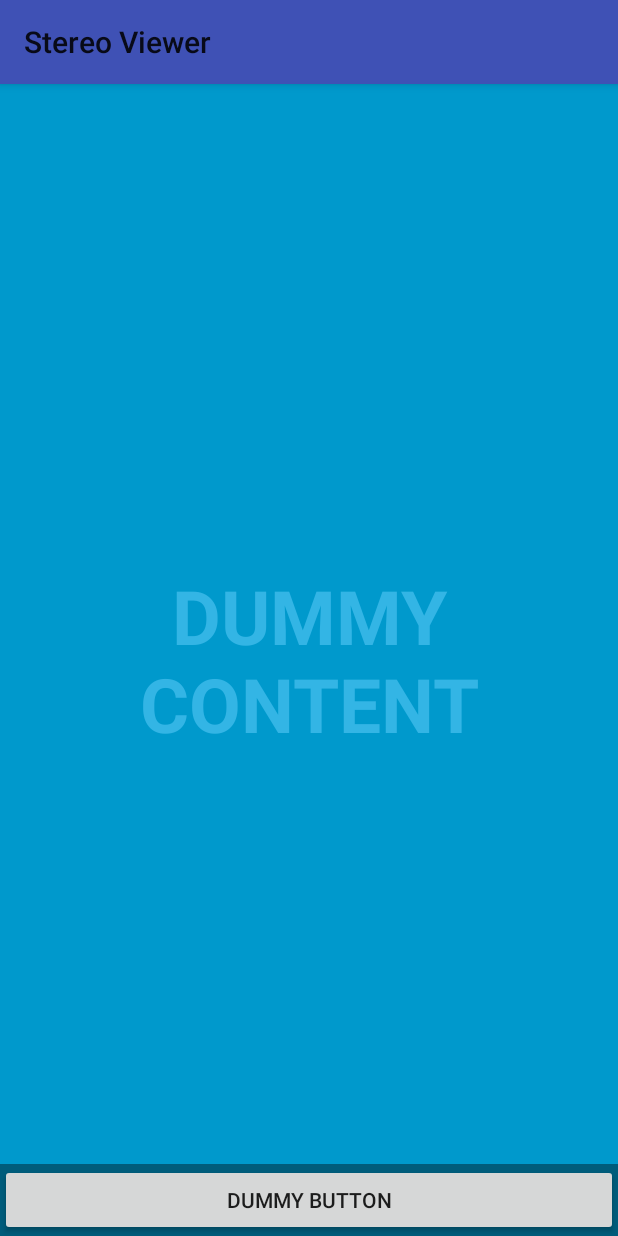
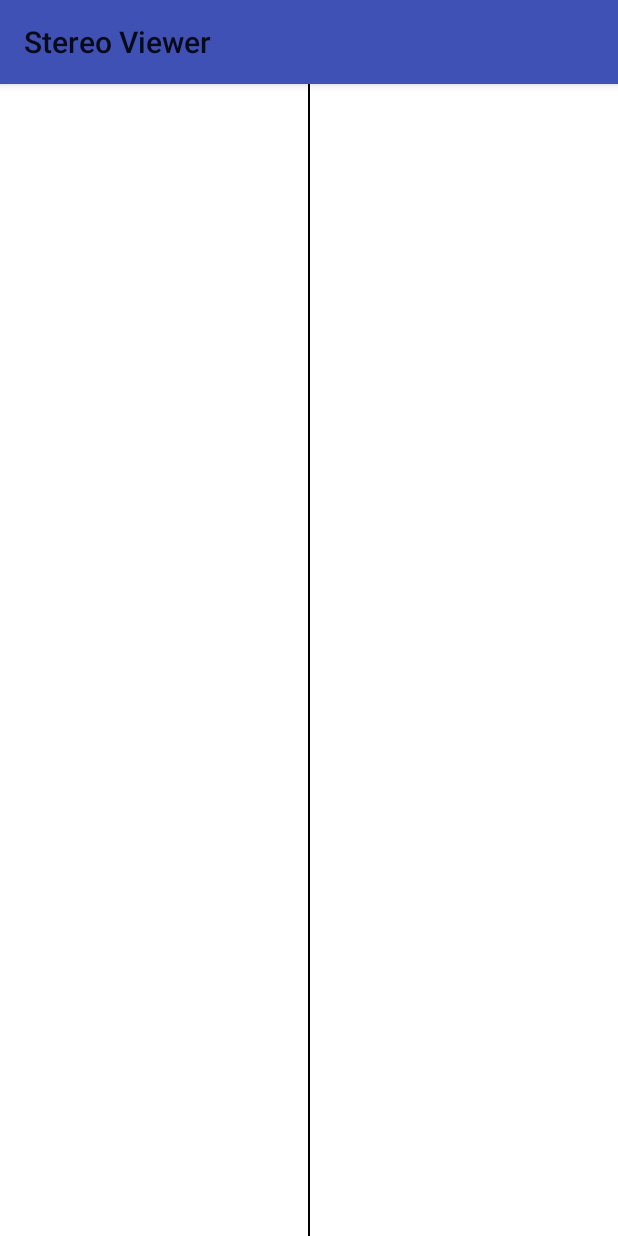
Before and after one commit to ribbons/StereoViewer, an Android app: the layout activity_view.xml on its own in the app's theme, with its tools: preview values and no code run, on a phone screen of 412 x 824 dp. Run offline under Robolectric (Android 15) with nearby library versions, the phone set to English and light mode, and no system bars.

Commit message:
Set up basic layout of ViewActivity
Remove the sample content from ViewActivity and replace it with two
ImageViews in a LinearLayout divided by a 1dp black line.

Also correct the style of the ViewActivity action bar from Holo to
Material and set the title text to the application name for the time
being.

```diff
--- a/app/src/main/AndroidManifest.xml
+++ b/app/src/main/AndroidManifest.xml
@@ -20,7 +20,7 @@
             android:name=".ViewActivity"
             android:configChanges="orientation|keyboardHidden|screenSize"
             android:screenOrientation="sensorLandscape"
-            android:label="@string/title_activity_view"
+            android:label="@string/app_name"
             android:parentActivityName=".MainActivity"
             android:theme="@style/FullscreenTheme">
         </activity>
--- a/app/src/main/java/com/nerdoftheherd/stereoviewer/ViewActivity.java
+++ b/app/src/main/java/com/nerdoftheherd/stereoviewer/ViewActivity.java
@@ -23,37 +23,17 @@ import android.app.Activity;
 import android.content.Intent;
 import android.os.Bundle;
 import android.os.Handler;
-import android.view.MotionEvent;
 import android.view.View;
 import android.view.MenuItem;
 
 public class ViewActivity extends Activity {
-    /**
-     * The number of milliseconds to wait after
-     * user interaction before hiding the system UI.
-     */
-    private static final int AUTO_HIDE_DELAY_MILLIS = 3000;
-
     private final Handler mHideHandler = new Handler();
     private View mContentView;
-    private View mControlsView;
     private boolean mVisible;
     private final Runnable mHideRunnable = new Runnable() {
         @Override
         public void run() {
             hide();
-        }
-    };
-    /**
-     * Touch listener to use for in-layout UI controls to delay hiding the
-     * system UI. This is to prevent the jarring behavior of controls going away
-     * while interacting with activity UI.
-     */
-    private final View.OnTouchListener mDelayHideTouchListener = new View.OnTouchListener() {
-        @Override
-        public boolean onTouch(View view, MotionEvent motionEvent) {
-            delayedHide(AUTO_HIDE_DELAY_MILLIS);
-            return false;
         }
     };
 
@@ -68,7 +48,6 @@ public class ViewActivity extends Activity {
         }
 
         mVisible = true;
-        mControlsView = findViewById(R.id.fullscreen_content_controls);
         mContentView = findViewById(R.id.fullscreen_content);
 
         // Set up the user interaction to manually show or hide the system UI.
@@ -78,11 +57,6 @@ public class ViewActivity extends Activity {
                 toggle();
             }
         });
-
-        // Upon interacting with UI controls, delay any scheduled hide()
-        // operations to prevent the jarring behavior of controls going away
-        // while interacting with the UI.
-        findViewById(R.id.dummy_button).setOnTouchListener(mDelayHideTouchListener);
     }
 
     @Override
@@ -92,7 +66,7 @@ public class ViewActivity extends Activity {
         // Trigger the initial hide() shortly after the activity has been
         // created, to briefly hint to the user that UI controls
         // are available.
-        delayedHide(100);
+        mHideHandler.postDelayed(mHideRunnable, 100);
     }
 
     @Override
@@ -121,7 +95,7 @@ public class ViewActivity extends Activity {
         if (actionBar != null) {
             actionBar.hide();
         }
-        mControlsView.setVisibility(View.GONE);
+
         mVisible = false;
 
         mContentView.setSystemUiVisibility(View.SYSTEM_UI_FLAG_LOW_PROFILE
@@ -141,15 +115,5 @@ public class ViewActivity extends Activity {
         if (actionBar != null) {
             actionBar.show();
         }
-        mControlsView.setVisibility(View.VISIBLE);
-    }
-
-    /**
-     * Schedules a call to hide() in [delay] milliseconds, canceling any
-     * previously scheduled calls.
-     */
-    private void delayedHide(int delayMillis) {
-        mHideHandler.removeCallbacks(mHideRunnable);
-        mHideHandler.postDelayed(mHideRunnable, delayMillis);
     }
 }
--- a/app/src/main/res/layout/activity_view.xml
+++ b/app/src/main/res/layout/activity_view.xml
@@ -1,48 +1,25 @@
-<FrameLayout xmlns:android="http://schemas.android.com/apk/res/android"
+<LinearLayout xmlns:android="http://schemas.android.com/apk/res/android"
     xmlns:tools="http://schemas.android.com/tools"
+    android:id="@+id/fullscreen_content"
     android:layout_width="match_parent"
     android:layout_height="match_parent"
-    android:background="#0099cc"
+    android:keepScreenOn="true"
     tools:context="com.nerdoftheherd.stereoviewer.ViewActivity">
 
-    <!-- The primary full-screen view. This can be replaced with whatever view
-         is needed to present your content, e.g. VideoView, SurfaceView,
-         TextureView, etc. -->
-    <TextView
-        android:id="@+id/fullscreen_content"
-        android:layout_width="match_parent"
+    <ImageView
+        android:layout_width="0dp"
         android:layout_height="match_parent"
-        android:gravity="center"
-        android:keepScreenOn="true"
-        android:text="@string/dummy_content"
-        android:textColor="#33b5e5"
-        android:textSize="50sp"
-        android:textStyle="bold" />
-
-    <!-- This FrameLayout insets its children based on system windows using
-         android:fitsSystemWindows. -->
-    <FrameLayout
-        android:layout_width="match_parent"
+        android:layout_weight="1"
+        android:background="@android:color/background_light"
+        android:contentDescription="@string/left_image"/>
+    <View
+        android:layout_width="1dp"
         android:layout_height="match_parent"
-        android:fitsSystemWindows="true">
-
-        <LinearLayout
-            android:id="@+id/fullscreen_content_controls"
-            android:layout_width="match_parent"
-            android:layout_height="wrap_content"
-            android:layout_gravity="bottom|center_horizontal"
-            android:background="@color/blackOverlay"
-            android:orientation="horizontal"
-            tools:ignore="UselessParent">
-
-            <Button
-                android:id="@+id/dummy_button"
-                android:layout_width="0dp"
-                android:layout_height="wrap_content"
-                android:layout_weight="1"
-                android:text="@string/dummy_button" />
-
-        </LinearLayout>
-    </FrameLayout>
-
-</FrameLayout>
+        android:background="@android:color/black"/>
+    <ImageView
+        android:layout_width="0dp"
+        android:layout_height="match_parent"
+        android:layout_weight="1"
+        android:background="@android:color/background_light"
+        android:contentDescription="@string/right_image"/>
+</LinearLayout>
--- a/app/src/main/res/values/strings.xml
+++ b/app/src/main/res/values/strings.xml
@@ -1,7 +1,5 @@
 <resources>
     <string name="app_name">Stereo Viewer</string>
-
-    <string name="title_activity_view">ViewActivity</string>
-    <string name="dummy_button">Dummy Button</string>
-    <string name="dummy_content">DUMMY\nCONTENT</string>
+    <string name="left_image">Left Image</string>
+    <string name="right_image">Right Image</string>
 </resources>
--- a/app/src/main/res/values/styles.xml
+++ b/app/src/main/res/values/styles.xml
@@ -14,7 +14,7 @@
         <item name="android:windowBackground">@null</item>
     </style>
 
-    <style name="FullscreenActionBarStyle" parent="android:Widget.Holo.ActionBar">
+    <style name="FullscreenActionBarStyle" parent="android:Widget.Material.ActionBar">
         <item name="android:background">@color/blackOverlay</item>
     </style>
 
```
